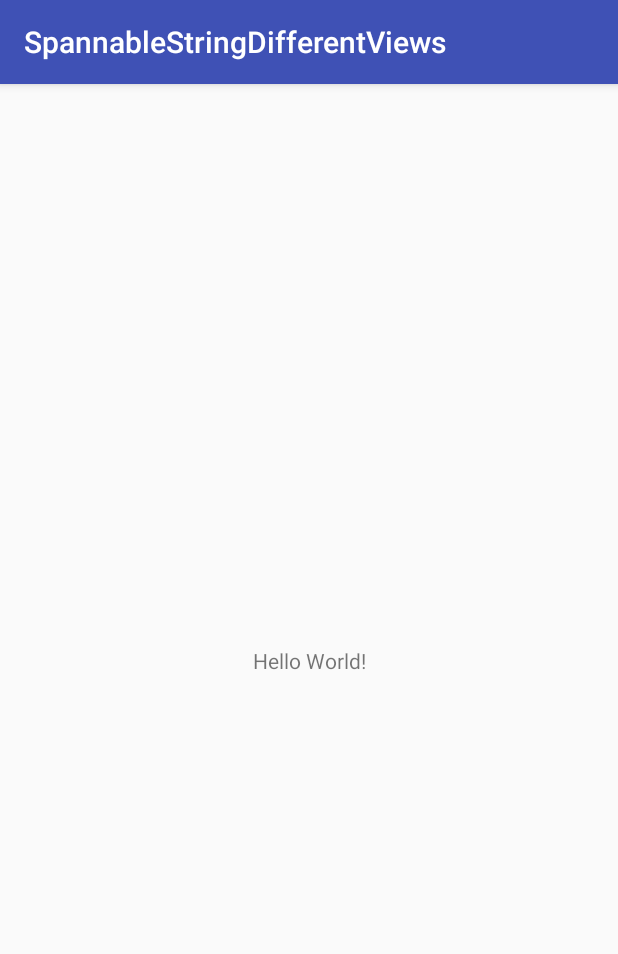
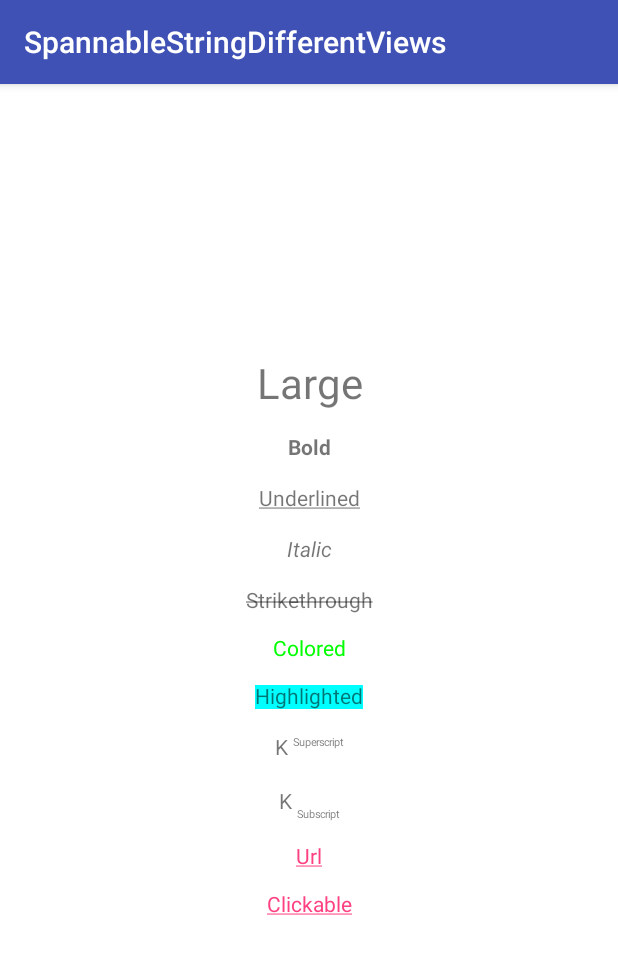
Before and after one commit to jiahaoliuliu/SpannableStringDifferentViews, an Android app: the screen it shows after launch (MainActivity), on a phone screen of 412 x 824 dp. Shown: the top 954 px of the screen. Run offline under Robolectric (Android 15) with nearby library versions, the phone set to English and light mode, and no system bars.

Commit message:
Made the spannable content

```diff
--- a/app/src/main/java/com/jiahaoliuliu/spannablestringdifferentviews/MainActivity.java
+++ b/app/src/main/java/com/jiahaoliuliu/spannablestringdifferentviews/MainActivity.java
@@ -1,7 +1,25 @@
 package com.jiahaoliuliu.spannablestringdifferentviews;
 
+import android.graphics.Color;
+import android.graphics.Typeface;
+import android.os.Bundle;
 import android.support.v7.app.AppCompatActivity;
-import android.os.Bundle;
+import android.text.SpannableString;
+import android.text.method.LinkMovementMethod;
+import android.text.style.BackgroundColorSpan;
+import android.text.style.ClickableSpan;
+import android.text.style.ForegroundColorSpan;
+import android.text.style.RelativeSizeSpan;
+import android.text.style.StrikethroughSpan;
+import android.text.style.StyleSpan;
+import android.text.style.SubscriptSpan;
+import android.text.style.SuperscriptSpan;
+import android.text.style.URLSpan;
+import android.text.style.UnderlineSpan;
+import android.view.Gravity;
+import android.view.View;
+import android.widget.TextView;
+import android.widget.Toast;
 
 public class MainActivity extends AppCompatActivity {
 
@@ -9,5 +27,85 @@ public class MainActivity extends AppCompatActivity {
     protected void onCreate(Bundle savedInstanceState) {
         super.onCreate(savedInstanceState);
         setContentView(R.layout.activity_main);
+
+        SpannableString spannableString = createSpannableString();
+        modifySpannableString(spannableString);
+
+        // Link the view
+        TextView spannableTV = findViewById(R.id.spannable_tv);
+
+        // this step is mandated for the url and clickable styles.
+        spannableTV.setMovementMethod(LinkMovementMethod.getInstance());
+
+        // make it neat
+        spannableTV.setGravity(Gravity.CENTER);
+        spannableTV.setBackgroundColor(Color.WHITE);
+
+        spannableTV.setText(spannableString);
     }
+
+    private SpannableString createSpannableString() {
+        return new SpannableString("Large\n\n"     // index 0 - 5
+                + "Bold\n\n"          // index 7 - 11
+                + "Underlined\n\n"    // index 13 - 23
+                + "Italic\n\n"        // index 25 - 31
+                + "Strikethrough\n\n" // index 33 - 46
+                + "Colored\n\n"       // index 48 - 55
+                + "Highlighted\n\n"   // index 57 - 68
+                + "K Superscript\n\n" // "Superscript" index 72 - 83
+                + "K Subscript\n\n"   // "Subscript" index 87 - 96
+                + "Url\n\n"           //  index 98 - 101
+                + "Clickable\n\n");   // index 103 - 112
+    }
+
+    private void modifySpannableString(SpannableString spannableString) {
+
+        // make the text twice as large
+        spannableString.setSpan(new RelativeSizeSpan(2f), 0, 5, 0);
+
+        // make text bold
+        spannableString.setSpan(new StyleSpan(Typeface.BOLD), 7, 11, 0);
+
+        // underline text
+        spannableString.setSpan(new UnderlineSpan(), 13, 23, 0);
+
+        // make text italic
+        spannableString.setSpan(new StyleSpan(Typeface.ITALIC), 25, 31, 0);
+
+        spannableString.setSpan(new StrikethroughSpan(), 33, 46, 0);
+
+        // change text color
+        spannableString.setSpan(new ForegroundColorSpan(Color.GREEN), 48, 55, 0);
+
+        // highlight text
+        spannableString.setSpan(new BackgroundColorSpan(Color.CYAN), 57, 68, 0);
+
+        // superscript
+        spannableString.setSpan(new SuperscriptSpan(), 72, 83, 0);
+        // make the superscript text smaller
+        spannableString.setSpan(new RelativeSizeSpan(0.5f), 72, 83, 0);
+
+        // subscript
+        spannableString.setSpan(new SubscriptSpan(), 87, 96, 0);
+
+        // make the subscript text smaller
+        spannableString.setSpan(new RelativeSizeSpan(0.5f), 87, 96, 0);
+
+        // url
+        spannableString.setSpan(new URLSpan("http://www.google.com"), 98, 101, 0);
+
+        // clickable text
+        ClickableSpan clickableSpan = new ClickableSpan() {
+
+            @Override
+            public void onClick(View widget) {
+                // We display a Toast. You could do anything you want here.
+                Toast.makeText(MainActivity.this, "Clicked", Toast.LENGTH_SHORT).show();
+
+            }
+        };
+
+        spannableString.setSpan(clickableSpan, 103, 112, 0);
+    }
+
 }
--- a/app/src/main/res/layout/activity_main.xml
+++ b/app/src/main/res/layout/activity_main.xml
@@ -8,9 +8,9 @@
     tools:context="com.jiahaoliuliu.spannablestringdifferentviews.MainActivity">
 
     <TextView
-        android:layout_width="wrap_content"
-        android:layout_height="wrap_content"
-        android:text="Hello World!"
+        android:id="@+id/spannable_tv"
+        android:layout_width="match_parent"
+        android:layout_height="match_parent"
         app:layout_constraintBottom_toBottomOf="parent"
         app:layout_constraintLeft_toLeftOf="parent"
         app:layout_constraintRight_toRightOf="parent"
```
